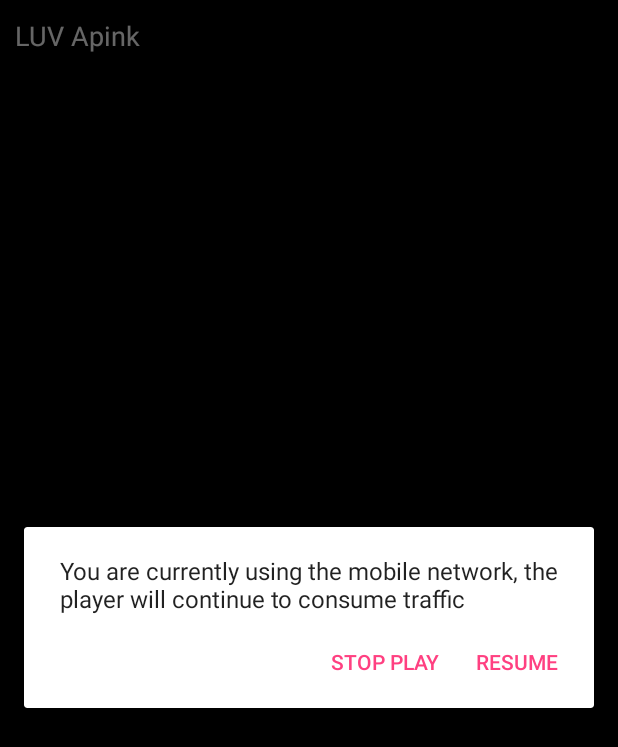
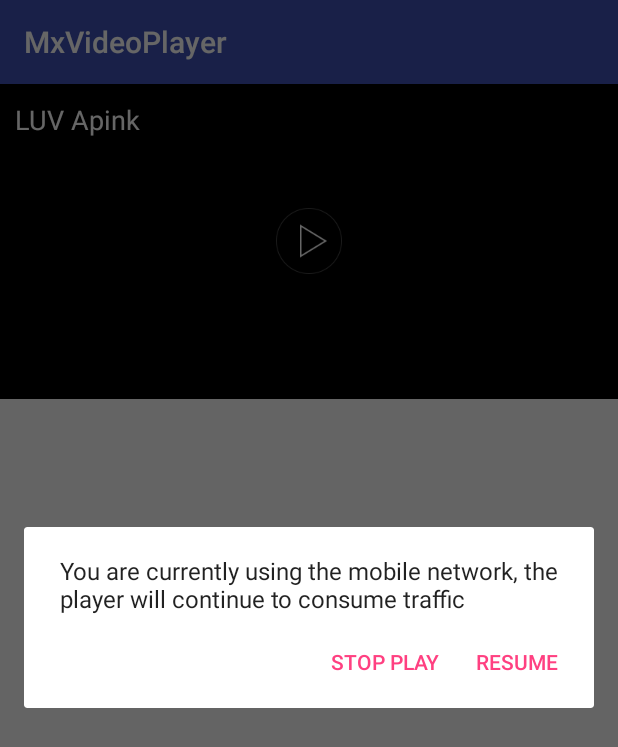
Before and after one commit to henryblue/MxVideoPlayer, an Android app: the screen it shows after launch (MainActivity before the commit, MobileActivity after it), after a tap on an icon or button, on a phone screen of 412 x 824 dp. Shown: the top 747 px of the screen. Run offline under Robolectric (Android 15) with nearby library versions, the phone set to English and light mode, and no system bars; libraries missing offline, so code that uses them is left out: tv.danmaku.ijk; 1 statement that could not run was skipped.

```diff
--- a/app/src/main/AndroidManifest.xml
+++ b/app/src/main/AndroidManifest.xml
@@ -10,7 +10,7 @@
         android:label="@string/app_name"
         android:supportsRtl="true"
         android:theme="@style/AppTheme">
-        <activity android:name=".MainActivity"
+        <activity android:name=".MobileActivity"
             android:configChanges="orientation|screenSize|keyboardHidden" >
             <intent-filter>
                 <action android:name="android.intent.action.MAIN" />
--- /dev/null
+++ b/app/src/main/java/com/app/mxvideoplayer/MobileActivity.java
@@ -0,0 +1,30 @@
+package com.app.mxvideoplayer;
+
+import android.os.Bundle;
+import android.support.v7.app.AppCompatActivity;
+
+import hb.xvideoplayer.MxVideoPlayer;
+import hb.xvideoplayer.MxVideoPlayerWidget;
+
+
+public class MobileActivity extends AppCompatActivity {
+
+
+    @Override
+    protected void onCreate(Bundle savedInstanceState) {
+        super.onCreate(savedInstanceState);
+        setContentView(R.layout.activity_mobile);
+
+        MxVideoPlayerWidget videoPlayerWidget = (MxVideoPlayerWidget) findViewById(R.id.mpw_video_player);
+        videoPlayerWidget.startPlay("http://112.253.22.162/8/l/r/m/u/lrmuartyvcqytunfrqatzthrsrsmnm/" +
+                        "hc.yinyuetai.com/A1460152D6652EB21A149B9DF5F7E92E.flv",
+                MxVideoPlayer.SCREEN_LAYOUT_NORMAL, "LUV Apink");
+    }
+
+    @Override
+    protected void onPause() {
+        super.onPause();
+        MxVideoPlayer.releaseAllVideos();
+    }
+
+}
--- a/app/src/main/java/com/app/mxvideoplayer/MainActivity.java
+++ b/app/src/main/java/com/app/mxvideoplayer/TvActivity.java
@@ -10,20 +10,21 @@ import hb.xvideoplayer.MxTvPlayerWidget;
 import hb.xvideoplayer.MxVideoPlayer;
 
 
-public class MainActivity extends AppCompatActivity {
+public class TvActivity extends AppCompatActivity {
 
-    private static final String TAG = "mxAppCompatActivity";
     private MxTvPlayerWidget mVideoPlayerWidget;
 
     @Override
     protected void onCreate(Bundle savedInstanceState) {
         super.onCreate(savedInstanceState);
-        setContentView(R.layout.activity_main);
+        setContentView(R.layout.activity_tv);
         View decorView = getWindow().getDecorView();
         int option = View.SYSTEM_UI_FLAG_FULLSCREEN;
         decorView.setSystemUiVisibility(option);
         ActionBar actionBar = getSupportActionBar();
-        actionBar.hide();
+        if (actionBar != null) {
+            actionBar.hide();
+        }
 
         mVideoPlayerWidget = (MxTvPlayerWidget) findViewById(R.id.mpw_video_player);
         mVideoPlayerWidget.startPlay("http://112.253.22.162/8/l/r/m/u/lrmuartyvcqytunfrqatzthrsrsmnm/" +
--- /dev/null
+++ b/app/src/main/res/layout/activity_mobile.xml
@@ -0,0 +1,13 @@
+<?xml version="1.0" encoding="utf-8"?>
+<RelativeLayout xmlns:android="http://schemas.android.com/apk/res/android"
+    xmlns:tools="http://schemas.android.com/tools"
+    android:layout_width="match_parent"
+    android:layout_height="match_parent"
+    tools:context="com.app.mxvideoplayer.MainActivity">
+
+    <hb.xvideoplayer.MxVideoPlayerWidget
+        android:id="@+id/mpw_video_player"
+        android:layout_width="match_parent"
+        android:layout_height="210dp" />
+
+</RelativeLayout>
--- a/xvideoplayer/build.gradle
+++ b/xvideoplayer/build.gradle
@@ -29,7 +29,7 @@ dependencies {
     compile 'tv.danmaku.ijk.media:ijkplayer-java:0.7.4'
     compile 'tv.danmaku.ijk.media:ijkplayer-armv7a:0.7.4'
     // Other ABIs: optional
-//    compile 'tv.danmaku.ijk.media:ijkplayer-arm64:0.7.4'
-//    compile 'tv.danmaku.ijk.media:ijkplayer-x86:0.7.4'
-//    compile 'tv.danmaku.ijk.media:ijkplayer-x86_64:0.7.4'
+    compile 'tv.danmaku.ijk.media:ijkplayer-arm64:0.7.4'
+    compile 'tv.danmaku.ijk.media:ijkplayer-x86:0.7.4'
+    compile 'tv.danmaku.ijk.media:ijkplayer-x86_64:0.7.4'
 }
--- a/xvideoplayer/src/main/AndroidManifest.xml
+++ b/xvideoplayer/src/main/AndroidManifest.xml
@@ -1,11 +1,11 @@
 <manifest xmlns:android="http://schemas.android.com/apk/res/android"
+    xmlns:tools="http://schemas.android.com/tools"
     package="mxvideoplayer.app.com.xvideoplayer">
 
     <uses-permission android:name="android.permission.ACCESS_NETWORK_STATE" />
-
+    <uses-sdk tools:overrideLibrary="tv.danmaku.ijk.media.player_arm64,tv.danmaku.ijk.media.player_x86_64" />
     <application
         android:allowBackup="true"
-        android:label="@string/app_name"
         android:supportsRtl="true">
 
     </application>
--- a/xvideoplayer/src/main/java/hb/xvideoplayer/MxVideoPlayer.java
+++ b/xvideoplayer/src/main/java/hb/xvideoplayer/MxVideoPlayer.java
@@ -133,7 +133,6 @@ public abstract class MxVideoPlayer extends FrameLayout implements MxMediaPlayer
                     }
                 }
             };
-
 
     public MxVideoPlayer(Context context) {
         this(context, null);
@@ -621,6 +620,10 @@ public abstract class MxVideoPlayer extends FrameLayout implements MxMediaPlayer
 
         mAudioManager.requestAudioFocus(mOnAudioFocusChangeListener,
                 AudioManager.STREAM_MUSIC, AudioManager.AUDIOFOCUS_GAIN_TRANSIENT);
+        // 禁止系统休眠
+        MxUtils.scanForActivity(getContext()).getWindow().addFlags(WindowManager.LayoutParams.FLAG_KEEP_SCREEN_ON);
+
+        MxVideoPlayerManager.putScrollListener(this);
         MxMediaManager.getInstance().prepare(mPlayUrl, mDataMap, mLooping);
         setUiStateAndScreen(CURRENT_STATE_PREPARING);
     }
@@ -721,7 +724,6 @@ public abstract class MxVideoPlayer extends FrameLayout implements MxMediaPlayer
 
     @Override
     public void onSeekComplete() {
-
     }
 
     @Override
--- a/xvideoplayer/src/main/res/values/strings.xml
+++ b/xvideoplayer/src/main/res/values/strings.xml
@@ -5,5 +5,4 @@
     <string name="tips_not_wifi_cancel">Stop play</string>
     <string name="no_url">No Play Url</string>
     <string name="default_time_text">00:00</string>
-    <string name="app_name">mxVideoPlayer</string>
 </resources>
```
Also changed, not shown: app/src/main/res/layout/activity_tv.xml (renamed from app/src/main/res/layout/activity_main.xml).
